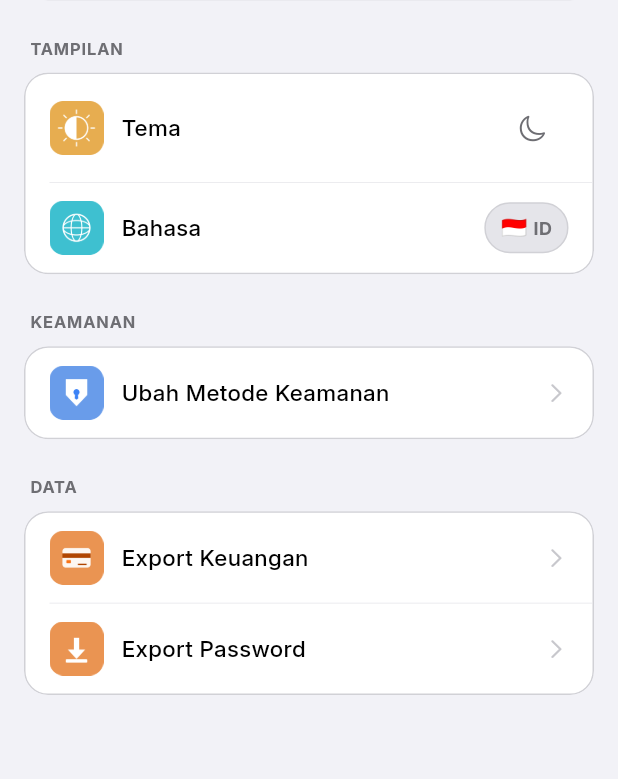
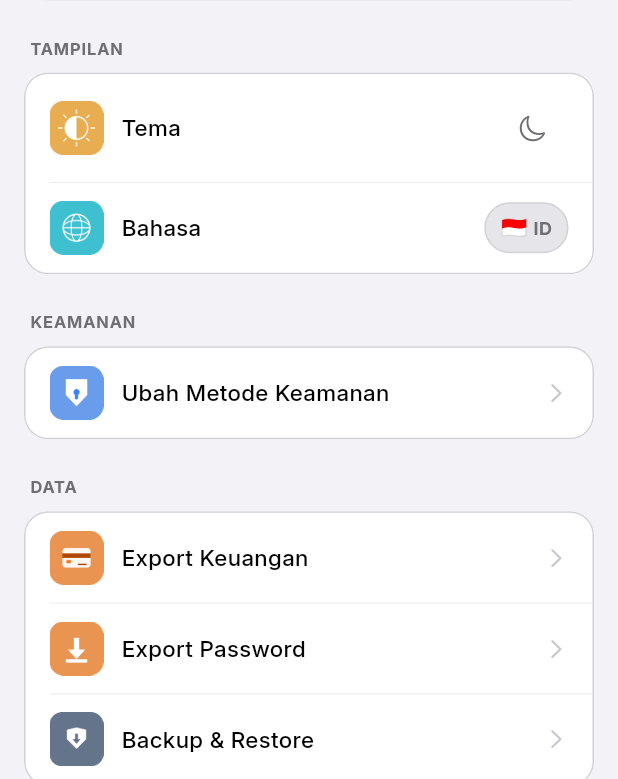
Before and after one commit to Alif-Fikri/asoyy, a Flutter app: the ProfilePage screen opened directly, after a tap on an icon or button, on a phone screen of 412 x 824 dp, the part 457-1236 px from its top. Run offline on Flutter 3.47's test engine with Material 3 defaults, Android fonts, the phone set to English and light mode, and no system bars; our stand-ins replace equatable, file_picker, fl_chart, flutter_bloc, flutter_local_notifications, flutter_timezone and 7 more; missing offline and left inert: alarm, encrypt, home_widget; accounts and stored records are empty; network calls fail; statements that could not run were skipped.

Commit message:
move Backup & Restore into Profile instead of home menu

```diff
--- a/lib/features/home/presentation/pages/home_page.dart
+++ b/lib/features/home/presentation/pages/home_page.dart
@@ -21,7 +21,6 @@ import '../../../search/presentation/pages/search_page.dart';
 import '../../../split_bill/presentation/pages/split_bill_page.dart';
 import '../../../debt/presentation/pages/debt_page.dart';
 import '../../../subscription/presentation/pages/subscription_page.dart';
-import '../../../backup/presentation/pages/backup_page.dart';
 
 class HomePage extends StatefulWidget {
   const HomePage({super.key});
@@ -370,11 +369,6 @@ class _FeatureMenu extends StatelessWidget {
         label: s.nav_subscription,
         onTap: () => openFeature(context, const SubscriptionPage()),
       ),
-      _MenuItemData(
-        asset: 'assets/images/menu_backup.png',
-        label: s.nav_backup,
-        onTap: () => openFeature(context, const BackupPage()),
-      ),
     ];
 
     return Column(
--- a/lib/features/profile/presentation/pages/profile_page.dart
+++ b/lib/features/profile/presentation/pages/profile_page.dart
@@ -14,6 +14,7 @@ import '../../../finance/presentation/bloc/finance_state.dart';
 import '../../../finance/presentation/widgets/finance_export_dialog.dart';
 import '../../../password/data/auth_config_repository.dart';
 import '../../../password/presentation/password_actions.dart';
+import '../../../backup/presentation/pages/backup_page.dart';
 
 class ProfilePage extends StatefulWidget {
   const ProfilePage({super.key});
@@ -126,6 +127,17 @@ class _ProfilePageState extends State<ProfilePage> {
                 showChevron: true,
                 onTap: () => exportPasswordsCsv(context, _authRepo),
               ),
+              IosRow(
+                leading: const MenuIconImage(
+                  asset: 'assets/images/menu_backup.png',
+                  size: Sizes.iconTile,
+                ),
+                title: s.backup_title,
+                showChevron: true,
+                onTap: () => Navigator.of(context).push(
+                  MaterialPageRoute(builder: (_) => const BackupPage()),
+                ),
+              ),
             ],
           ),
         ],
```
